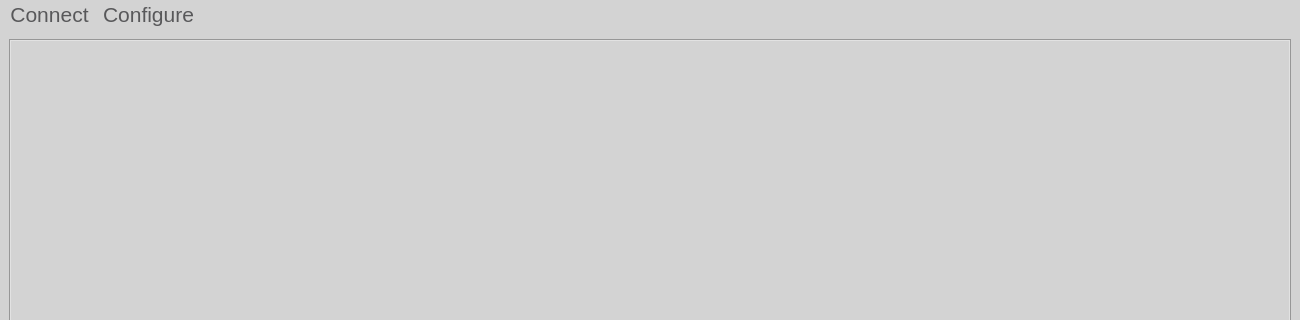
Before: the Qt Designer form ibridgesgui/ui_files/MainMenu.ui in iBridges-for-iRODS/iBridges-GUI, drawn with Qt 5; both pictures show x 0 to 1300 and y 0 to 320 of the 1300 by 850 pixel window.
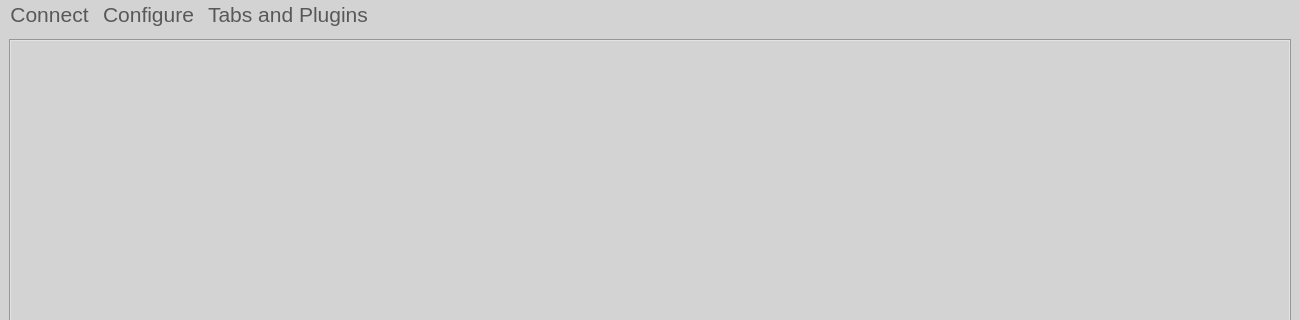
After: the same form once the commit is applied. Icons and pictures are not drawn.

Commit message: A simple plugin structure (#315)

The edit to the form file:
```diff
--- a/ibridgesgui/ui_files/MainMenu.ui
+++ b/ibridgesgui/ui_files/MainMenu.ui
@@ -125,8 +125,14 @@
     <addaction name="action_check_configuration"/>
     <addaction name="action_add_configuration"/>
    </widget>
+   <widget class="QMenu" name="menuPlugins">
+    <property name="title">
+     <string>Tabs and Plugins</string>
+    </property>
+   </widget>
    <addaction name="main_menu"/>
    <addaction name="config_menu"/>
+   <addaction name="menuPlugins"/>
   </widget>
   <action name="action_close_session">
    <property name="text">
```
The commit also changes 12 other files.
